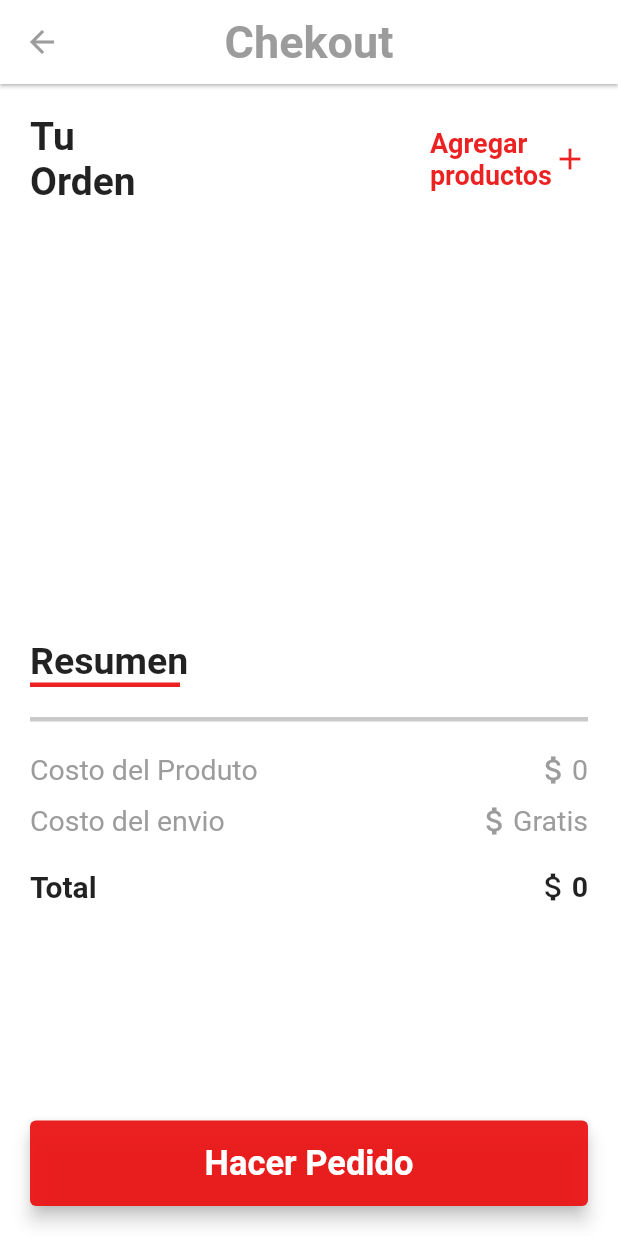
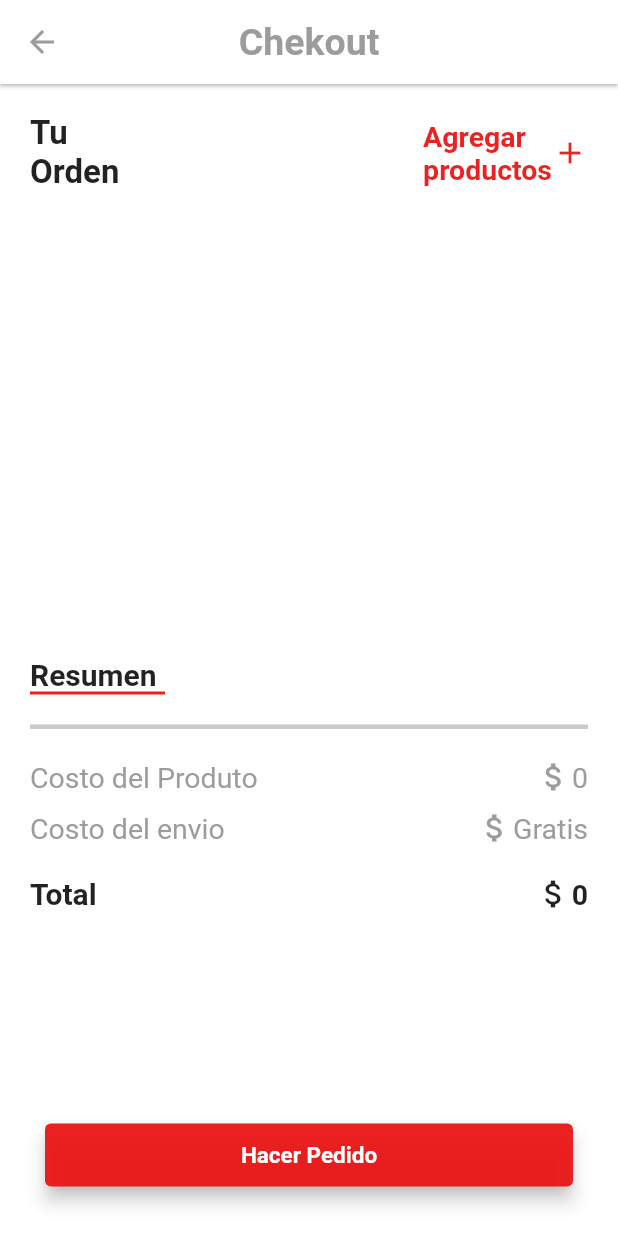
Before and after one commit to DanielSalinas09/AppRestaurante, a Flutter app: the Chekout screen opened by its route, on a phone screen of 412 x 824 dp. Run offline on Flutter 3.47's test engine with Material 2 defaults, Android fonts, the phone set to English and light mode, and no system bars; our stand-ins replace curved_navigation_bar, flutter_credit_card, flutter_easyloading; Roboto replaces fonts that are missing (MPLUSRounded1c).

Commit message:
Arreglado checkout page

```diff
--- a/lib/src/page/chekout.dart
+++ b/lib/src/page/chekout.dart
@@ -26,7 +26,7 @@ class _ChekoutState extends State<Chekout> {
           title: Text('Chekout',
               style: TextStyle(
                   color: Color(0xF2979797),
-                  fontSize: 30,
+                  fontSize: 25,
                   fontWeight: FontWeight.bold)),
         ),
         body: Padding(
@@ -48,7 +48,7 @@ class _ChekoutState extends State<Chekout> {
 
   Widget _button(BuildContext context) {
     return Padding(
-      padding: const EdgeInsets.all(20),
+      padding: const EdgeInsets.all(30),
       child: BottomAppBar(
         elevation: 0,
         color: Colors.white,
@@ -56,10 +56,10 @@ class _ChekoutState extends State<Chekout> {
           style: ElevatedButton.styleFrom(
               primary: Color(0xF2EB1515), elevation: 5),
           child: Padding(
-            padding: const EdgeInsets.all(15.0),
+            padding: const EdgeInsets.all(12.0),
             child: Text(
               'Hacer Pedido',
-              style: TextStyle(fontSize: 23, fontWeight: FontWeight.bold),
+              style: TextStyle(fontSize: 15, fontWeight: FontWeight.bold),
             ),
           ),
           onPressed: () => Navigator.pushNamed(context, 'reviewOrder'),
@@ -75,7 +75,7 @@ class _ChekoutState extends State<Chekout> {
         children: [
           Text(
             'Tu \nOrden',
-            style: TextStyle(fontSize: 26, fontWeight: FontWeight.bold),
+            style: TextStyle(fontSize: 22, fontWeight: FontWeight.bold),
           ),
           InkWell(
             onTap: () => Navigator.pushNamed(context, 'navigation'),
@@ -84,7 +84,7 @@ class _ChekoutState extends State<Chekout> {
                 Text(
                   'Agregar \nproductos',
                   style: TextStyle(
-                      fontSize: 18,
+                      fontSize: 19,
                       fontWeight: FontWeight.bold,
                       color: Color(0xF2EB1515)),
                 ),
@@ -102,7 +102,7 @@ class _ChekoutState extends State<Chekout> {
 
   Widget _orden(BuildContext context, CarritoProvider carritoProvider) {
     return Container(
-      height: 250,
+      height: 270,
       child: ListView.builder(
           shrinkWrap: true,
           itemCount: carritoProvider.items.length,
@@ -148,7 +148,7 @@ class _ChekoutState extends State<Chekout> {
                   Icon(Icons.attach_money),
                   Text(conver.format(precio),
                       style: TextStyle(
-                        fontSize: 20,
+                        fontSize: 17,
                         fontWeight: FontWeight.w600,
                       )),
                   SizedBox(
@@ -183,12 +183,12 @@ class _ChekoutState extends State<Chekout> {
       children: [
         Text(
           'Resumen',
-          style: TextStyle(fontSize: 25, fontWeight: FontWeight.bold),
+          style: TextStyle(fontSize: 20, fontWeight: FontWeight.bold),
         ),
         Container(
           color: Color(0xF2EB1515),
-          height: 3,
-          width: 100,
+          height: 2,
+          width: 90,
         ),
         SizedBox(
           height: 20,
--- a/lib/src/page/historialPedidos.dart
+++ b/lib/src/page/historialPedidos.dart
@@ -163,7 +163,9 @@ class _PedidosPendientesState extends State<PedidosPendientes> {
           ),
         ],
       ),
-      onTap: () {},
+      onTap: () {
+
+      },
     );
   }
 
```
Also changed, not shown: lib/src/page/description.dart (+6 -5 lines).
